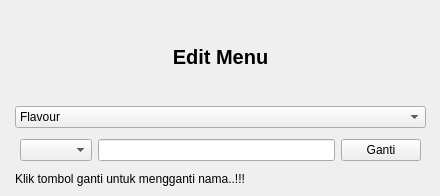
Before: the Qt Designer form layout/edit_rasa_topping.ui in Riakristi/project-akhir-PROL, drawn with Qt 5.
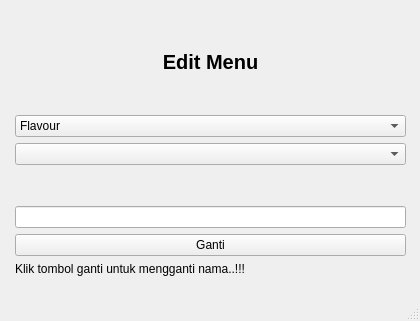
After: the same form once the commit is applied.

Commit message: update widget window ke main window

Patch:
```diff
--- a/layout/edit_rasa_topping.ui
+++ b/layout/edit_rasa_topping.ui
@@ -1,25 +1,32 @@
 <?xml version="1.0" encoding="UTF-8"?>
 <ui version="4.0">
- <class>UpdateStok</class>
- <widget class="QWidget" name="UpdateStok">
+ <class>MainWindow</class>
+ <widget class="QMainWindow" name="MainWindow">
   <property name="geometry">
    <rect>
     <x>0</x>
     <y>0</y>
-    <width>440</width>
-    <height>196</height>
+    <width>420</width>
+    <height>321</height>
    </rect>
   </property>
+  <property name="minimumSize">
+   <size>
+    <width>0</width>
+    <height>0</height>
+   </size>
+  </property>
   <property name="windowTitle">
    <string>Form</string>
   </property>
+  <widget class="QWidget" name="centralwidget">
   <widget class="QWidget" name="verticalLayoutWidget">
    <property name="geometry">
     <rect>
      <x>10</x>
      <y>10</y>
-     <width>421</width>
-     <height>181</height>
+      <width>401</width>
+      <height>271</height>
     </rect>
    </property>
    <layout class="QVBoxLayout" name="verticalLayout">
@@ -83,6 +90,18 @@
     </item>
     <item>
      <widget class="QComboBox" name="comboBoxJenis">
+       <property name="minimumSize">
+        <size>
+         <width>0</width>
+         <height>0</height>
+        </size>
+       </property>
+       <property name="maximumSize">
+        <size>
+         <width>16777215</width>
+         <height>16777215</height>
+        </size>
+       </property>
       <item>
        <property name="text">
         <string>Flavour</string>
@@ -96,31 +115,36 @@
      </widget>
     </item>
     <item>
-     <layout class="QGridLayout" name="gridLayout">
-      <property name="leftMargin">
-       <number>5</number>
-      </property>
-      <property name="topMargin">
-       <number>5</number>
-      </property>
-      <property name="rightMargin">
-       <number>5</number>
-      </property>
-      <property name="bottomMargin">
-       <number>5</number>
-      </property>
-      <item row="1" column="0">
-       <widget class="QComboBox" name="comboBox"/>
-      </item>
-      <item row="1" column="2">
-       <widget class="QPushButton" name="pushButtonGanti">
-        <property name="text">
-         <string>Ganti</string>
+      <widget class="QComboBox" name="comboBox">
+       <property name="minimumSize">
+        <size>
+         <width>0</width>
+         <height>0</height>
+        </size>
         </property>
        </widget>
       </item>
-      <item row="1" column="1">
+     <item>
+      <spacer name="verticalSpacer">
+       <property name="orientation">
+        <enum>Qt::Vertical</enum>
+       </property>
+       <property name="sizeHint" stdset="0">
+        <size>
+         <width>20</width>
+         <height>40</height>
+        </size>
+       </property>
+      </spacer>
+     </item>
+     <item>
        <widget class="QLineEdit" name="lineEditInput">
+       <property name="minimumSize">
+        <size>
+         <width>0</width>
+         <height>0</height>
+        </size>
+       </property>
         <property name="layoutDirection">
          <enum>Qt::LeftToRight</enum>
         </property>
@@ -129,17 +153,37 @@
         </property>
        </widget>
       </item>
-     </layout>
+     <item>
+      <widget class="QPushButton" name="pushButtonGanti">
+       <property name="text">
+        <string>Ganti</string>
+       </property>
+      </widget>
     </item>
     <item>
      <widget class="QLabel" name="labelWarning">
       <property name="text">
        <string>Klik tombol ganti untuk mengganti nama..!!!</string>
       </property>
+       <property name="margin">
+        <number>5</number>
+       </property>
      </widget>
     </item>
    </layout>
   </widget>
+  </widget>
+  <widget class="QMenuBar" name="menubar">
+   <property name="geometry">
+    <rect>
+     <x>0</x>
+     <y>0</y>
+     <width>420</width>
+     <height>18</height>
+    </rect>
+   </property>
+  </widget>
+  <widget class="QStatusBar" name="statusbar"/>
  </widget>
  <resources/>
  <connections/>
```
Left out of the diff: 2 changed lines with no effect on the pictures. Lines whose indentation alone changed are shown as unchanged. The commit also changes 17 other files.
